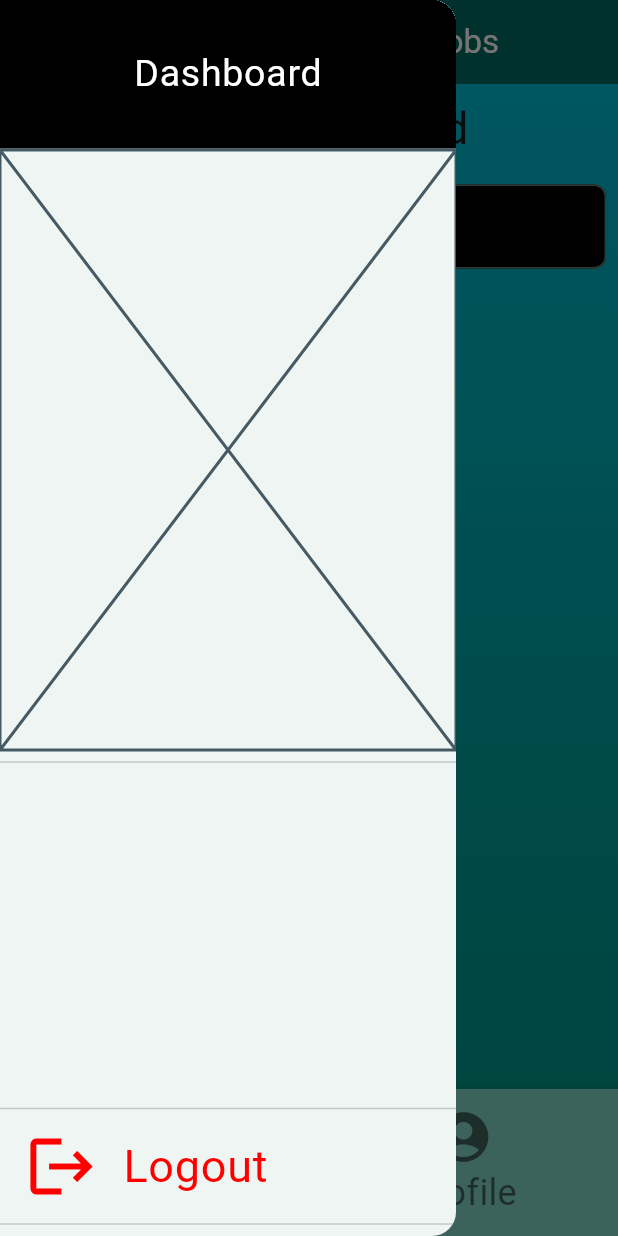
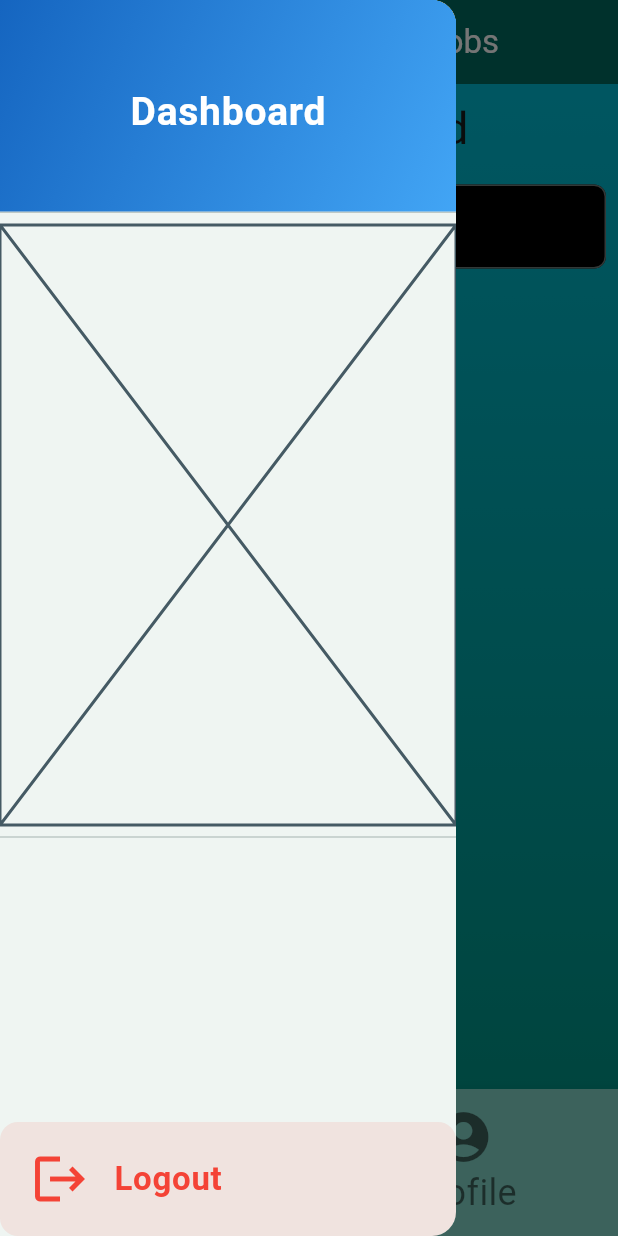
Before and after one commit to SafuGit/jobBazar-mobile, a Flutter app: the AllJobsPage screen opened by its route, with the side drawer open, on a phone screen of 412 x 824 dp. Run offline on Flutter 3.47's test engine with Material 3 defaults, Android fonts, the phone set to English and light mode, and no system bars; our stand-ins replace dio, image_picker; accounts and stored records are empty; network calls fail.

Commit message:
design: change drawer design

```diff
--- a/jobbazar_mobile/lib/shared/drawer.dart
+++ b/jobbazar_mobile/lib/shared/drawer.dart
@@ -13,52 +13,70 @@ class AppDrawer extends StatelessWidget {
 
     if (authProvider.userType == "USER") {
       title = "Employee Dashboard";
-    }
-    else if (authProvider.userType == "EMPLOYER") {
+    } else if (authProvider.userType == "EMPLOYER") {
       title = "Employer Dashboard";
-    }
-    else {
+    } else {
       title = "Dashboard";
     }
 
     return Drawer(
       child: Column(
         children: [
+          // Header with title
           SizedBox(
-            height: 100,
+            height: 150,
             child: DrawerHeader(
-              decoration: const BoxDecoration(color: Colors.black),
-              margin: const EdgeInsets.all(0.0),
-              padding: const EdgeInsets.all(0.0),
+              decoration: BoxDecoration(
+                gradient: LinearGradient(
+                  colors: [Colors.blue.shade800, Colors.blue.shade400],
+                  begin: Alignment.topLeft,
+                  end: Alignment.bottomRight,
+                ),
+                // borderRadius: BorderRadius.vertical(bottom: Radius.circular(25)),
+              ),
               child: Center(
                 child: Text(
                   title,
-                  style: const TextStyle(color: Colors.white, fontSize: 25),
+                  style: const TextStyle(color: Colors.white, fontSize: 26, fontWeight: FontWeight.bold),
                 ),
               ),
             ),
           ),
 
-          // const UserDrawerItems(),
           const DrawerWrapper(),
-          const Divider(),
+          const Divider(thickness: 1),
 
-          // Spacer pushes the logout tile to the bottom
           const Spacer(),
 
-          const Divider(),
-          ListTile(
-            leading: const Icon(Icons.logout, size: 50),
-            iconColor: const Color.fromARGB(255, 255, 0, 0),
-            textColor: const Color.fromARGB(255, 255, 0, 0),
-            title: const Text('Logout', style: TextStyle(fontSize: 30)),
-            onTap: () {
-              authProvider.logout(context);
-            },
-          ),
-          const Divider(),
+          _buildLogoutTile(context, authProvider),
         ],
       ),
     );
   }
+
+  // Logout button with improved design
+  Widget _buildLogoutTile(BuildContext context, AuthProvider authProvider) {
+    return ListTile(
+      leading: const Icon(
+        Icons.logout,
+        size: 40,
+        color: Colors.red,
+      ),
+      title: const Text(
+        'Logout',
+        style: TextStyle(
+          fontSize: 22,
+          fontWeight: FontWeight.bold,
+          color: Colors.red,
+        ),
+      ),
+      contentPadding: const EdgeInsets.symmetric(horizontal: 20.0, vertical: 10.0),
+      onTap: () {
+        authProvider.logout(context);
+      },
+      shape: RoundedRectangleBorder(borderRadius: BorderRadius.circular(12)),
+      tileColor: Colors.red.withOpacity(0.1),
+      hoverColor: Colors.red.withOpacity(0.2),
+    );
+  }
 }
```
Also changed, not shown: jobbazar_mobile/lib/pages/employee/drawer_items/user_drawer.dart (+54 -35 lines), jobbazar_mobile/lib/pages/employer/drawer_items/employer_drawer.dart (+49 -29 lines).
